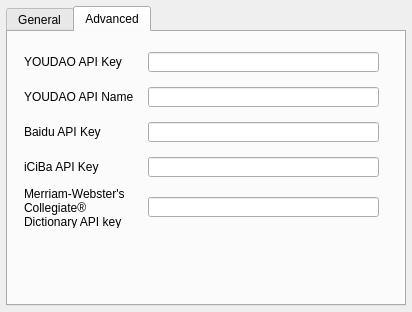
Above: contents/ui/config.ui from librehat/kdictionary before the change. Below: the same form after it.
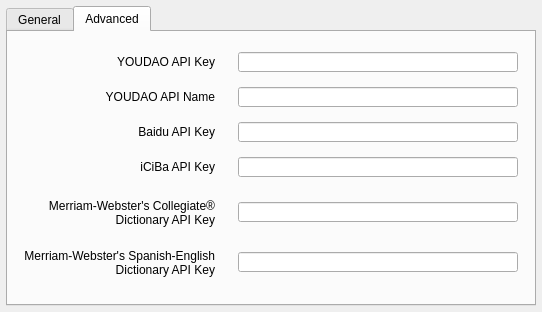
That is the form after the change. The open tabs and pages were chosen to show the change.

```diff
--- a/contents/ui/config.ui
+++ b/contents/ui/config.ui
@@ -6,13 +6,13 @@
    <rect>
     <x>0</x>
     <y>0</y>
-    <width>412</width>
+    <width>542</width>
     <height>312</height>
    </rect>
   </property>
   <property name="minimumSize">
    <size>
-    <width>412</width>
+    <width>542</width>
     <height>312</height>
    </size>
   </property>
@@ -24,7 +24,7 @@
     <rect>
      <x>6</x>
      <y>6</y>
-     <width>400</width>
+     <width>530</width>
      <height>300</height>
     </rect>
    </property>
@@ -224,9 +224,9 @@
     <widget class="QLineEdit" name="kcfg_youdao_key">
      <property name="geometry">
       <rect>
-       <x>140</x>
+       <x>230</x>
        <y>20</y>
-       <width>231</width>
+       <width>280</width>
        <height>20</height>
       </rect>
      </property>
@@ -240,9 +240,9 @@
     <widget class="QLineEdit" name="kcfg_youdao_name">
      <property name="geometry">
       <rect>
-       <x>140</x>
+       <x>230</x>
        <y>55</y>
-       <width>231</width>
+       <width>280</width>
        <height>20</height>
       </rect>
      </property>
@@ -256,9 +256,9 @@
     <widget class="QLineEdit" name="kcfg_baidu_key">
      <property name="geometry">
       <rect>
-       <x>140</x>
+       <x>230</x>
        <y>90</y>
-       <width>231</width>
+       <width>280</width>
        <height>20</height>
       </rect>
      </property>
@@ -272,9 +272,9 @@
     <widget class="QLineEdit" name="kcfg_iciba_key">
      <property name="geometry">
       <rect>
-       <x>140</x>
+       <x>230</x>
        <y>125</y>
-       <width>231</width>
+       <width>280</width>
        <height>20</height>
       </rect>
      </property>
@@ -290,64 +290,79 @@
       <rect>
        <x>16</x>
        <y>20</y>
-       <width>120</width>
+       <width>191</width>
        <height>20</height>
       </rect>
      </property>
      <property name="text">
       <string>YOUDAO API Key</string>
      </property>
+     <property name="alignment">
+      <set>Qt::AlignRight|Qt::AlignTrailing|Qt::AlignVCenter</set>
+     </property>
     </widget>
     <widget class="QLabel" name="label_ydname">
      <property name="geometry">
       <rect>
        <x>16</x>
        <y>55</y>
-       <width>120</width>
+       <width>191</width>
        <height>20</height>
       </rect>
      </property>
      <property name="text">
       <string>YOUDAO API Name</string>
      </property>
+     <property name="alignment">
+      <set>Qt::AlignRight|Qt::AlignTrailing|Qt::AlignVCenter</set>
+     </property>
     </widget>
     <widget class="QLabel" name="label_baidu">
      <property name="geometry">
       <rect>
        <x>16</x>
        <y>90</y>
-       <width>120</width>
+       <width>191</width>
        <height>20</height>
       </rect>
      </property>
      <property name="text">
       <string>Baidu API Key</string>
      </property>
+     <property name="alignment">
+      <set>Qt::AlignRight|Qt::AlignTrailing|Qt::AlignVCenter</set>
+     </property>
     </widget>
     <widget class="QLabel" name="label_iciba">
      <property name="geometry">
       <rect>
        <x>16</x>
        <y>125</y>
-       <width>120</width>
+       <width>191</width>
        <height>20</height>
       </rect>
      </property>
      <property name="text">
       <string>iCiBa API Key</string>
      </property>
+     <property name="alignment">
+      <set>Qt::AlignRight|Qt::AlignTrailing|Qt::AlignVCenter</set>
+     </property>
     </widget>
     <widget class="QLabel" name="label_mwcd">
      <property name="geometry">
       <rect>
        <x>16</x>
-       <y>155</y>
-       <width>111</width>
+       <y>160</y>
+       <width>191</width>
        <height>41</height>
       </rect>
      </property>
      <property name="text">
-      <string>Merriam-Webster's Collegiate® Dictionary API key</string>
+      <string>Merriam-Webster's Collegiate® Dictionary API Key</string>
+     </property>
+     <property name="alignment">
+      <set>Qt::AlignRight|Qt::AlignTrailing|Qt::AlignVCenter</set>
      </property>
      <property name="wordWrap">
       <bool>true</bool>
@@ -356,9 +371,44 @@
     <widget class="QLineEdit" name="kcfg_mwcd_key">
      <property name="geometry">
       <rect>
-       <x>140</x>
-       <y>165</y>
-       <width>231</width>
+       <x>230</x>
+       <y>170</y>
+       <width>280</width>
+       <height>20</height>
+      </rect>
+     </property>
+     <property name="maxLength">
+      <number>100</number>
+     </property>
+     <property name="echoMode">
+      <enum>QLineEdit::PasswordEchoOnEdit</enum>
+     </property>
+    </widget>
+    <widget class="QLabel" name="label_mwsd">
+     <property name="geometry">
+      <rect>
+       <x>16</x>
+       <y>210</y>
+       <width>191</width>
+       <height>41</height>
+      </rect>
+     </property>
+     <property name="text">
+      <string>Merriam-Webster's Spanish-English Dictionary API Key</string>
+     </property>
+     <property name="alignment">
+      <set>Qt::AlignRight|Qt::AlignTrailing|Qt::AlignVCenter</set>
+     </property>
+     <property name="wordWrap">
+      <bool>true</bool>
+     </property>
+    </widget>
+    <widget class="QLineEdit" name="kcfg_mwsd_key">
+     <property name="geometry">
+      <rect>
+       <x>230</x>
+       <y>220</y>
+       <width>280</width>
        <height>20</height>
       </rect>
      </property>
```
Left out of the diff: 33 changed lines with no effect on the pictures.
